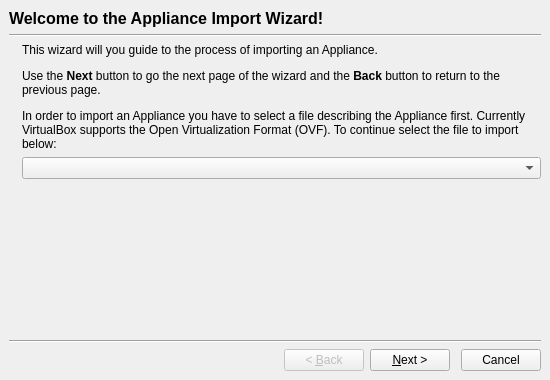
Old version of the form vbox/src/VBox/Frontends/VirtualBox/ui/VBoxImportApplianceWzd.ui in the repository jljuxgm/vboxgit.
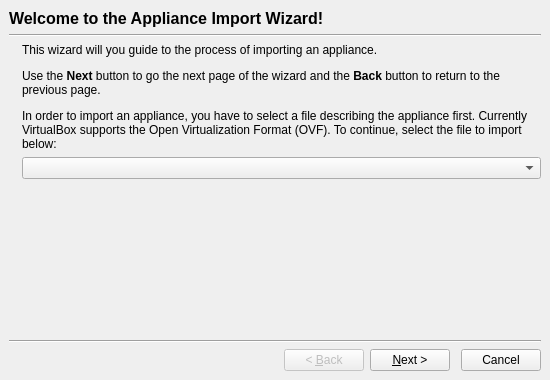
New version of the form. The open tabs and pages were chosen to show the change. Icons and pictures are not drawn. Custom widgets are drawn as their Qt base class.

Patch:
```diff
--- a/vbox/src/VBox/Frontends/VirtualBox/ui/VBoxImportApplianceWzd.ui
+++ b/vbox/src/VBox/Frontends/VirtualBox/ui/VBoxImportApplianceWzd.ui
@@ -106,9 +106,9 @@
 &lt;html&gt;&lt;head&gt;&lt;meta name=&quot;qrichtext&quot; content=&quot;1&quot; /&gt;&lt;style type=&quot;text/css&quot;&gt;
 p, li { white-space: pre-wrap; }
 &lt;/style&gt;&lt;/head&gt;&lt;body&gt;
-&lt;p style=&quot; margin-top:12px; margin-bottom:12px; margin-left:0px; margin-right:0px; -qt-block-indent:0; text-indent:0px;&quot;&gt;This wizard will you guide to the process of importing an Appliance. &lt;/p&gt;
+&lt;p style=&quot; margin-top:12px; margin-bottom:12px; margin-left:0px; margin-right:0px; -qt-block-indent:0; text-indent:0px;&quot;&gt;This wizard will you guide to the process of importing an appliance. &lt;/p&gt;
 &lt;p style=&quot; margin-top:12px; margin-bottom:12px; margin-left:0px; margin-right:0px; -qt-block-indent:0; text-indent:0px;&quot;&gt;Use the &lt;span style=&quot; font-weight:600;&quot;&gt;Next&lt;/span&gt; button to go the next page of the wizard and the &lt;span style=&quot; font-weight:600;&quot;&gt;Back&lt;/span&gt; button to return to the previous page.&lt;/p&gt;
-&lt;p style=&quot; margin-top:12px; margin-bottom:12px; margin-left:0px; margin-right:0px; -qt-block-indent:0; text-indent:0px;&quot;&gt;In order to import an Appliance you have to select a file describing the Appliance first. Currently VirtualBox supports the Open Virtualization Format (OVF). To continue select the file to import below:&lt;/p&gt;&lt;/body&gt;&lt;/html&gt;</string>
+&lt;p style=&quot; margin-top:12px; margin-bottom:12px; margin-left:0px; margin-right:0px; -qt-block-indent:0; text-indent:0px;&quot;&gt;In order to import an appliance, you have to select a file describing the appliance first. Currently VirtualBox supports the Open Virtualization Format (OVF). To continue, select the file to import below:&lt;/p&gt;&lt;/body&gt;&lt;/html&gt;</string>
            </property>
            <property name="wordWrap">
             <bool>true</bool>
```
Left out of the diff: 2 changed lines with no effect on the pictures.
